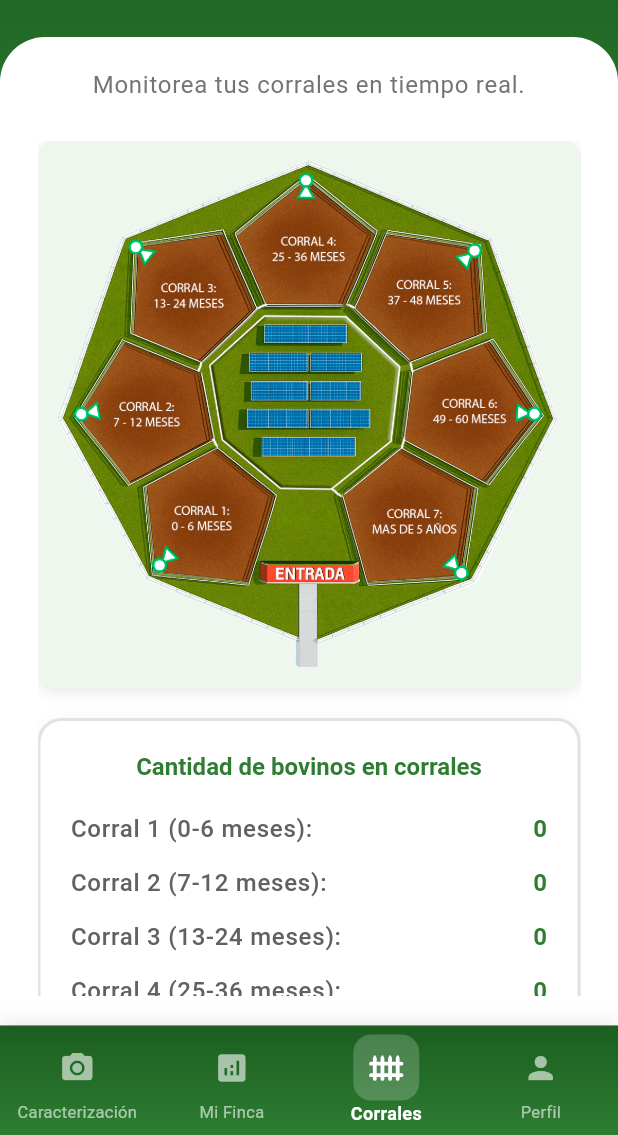
After one commit to Cristhian-Leon1/app_multiplataforma_monitoreo_bovinos_ia, a Flutter app: the HomeView screen opened by its route, item 3 of the bottom bar chosen, on a phone screen of 412 x 824 dp, the part 101-1236 px from its top. The commit adds this screen. Run offline on Flutter 3.47's test engine with Material 3 defaults, Android fonts, the phone set to English and light mode, and no system bars; our stand-ins replace fl_chart, flutter_svg, image_picker, permission_handler, shared_preferences; accounts and stored records are empty.

Commit message:
Implementación de pagina para visualizar monitoreo de corrales

```diff
--- /dev/null
+++ b/lib/presentation/pages/cattle_pens_page.dart
@@ -0,0 +1,185 @@
+import 'package:flutter/material.dart';
+import 'package:provider/provider.dart';
+import '../providers/statistics_provider.dart';
+
+class CattlePensPage extends StatelessWidget {
+  const CattlePensPage({super.key});
+
+  @override
+  Widget build(BuildContext context) {
+    return Padding(
+      padding: const EdgeInsets.symmetric(horizontal: 5),
+      child: Column(
+        children: [
+          Text(
+            'Monitorea tus corrales en tiempo real.',
+            textAlign: TextAlign.center,
+            style: Theme.of(
+              context,
+            ).textTheme.bodyLarge?.copyWith(color: Colors.grey[600]),
+          ),
+          const SizedBox(height: 25),
+
+          // Contenedores en columna
+          Expanded(
+            child: SingleChildScrollView(
+              child: Column(
+                children: [
+                  _buildCorralContainer(
+                    context,
+                    imagePath: 'assets/images/corral_transparente.png',
+                  ),
+                  const SizedBox(height: 20),
+
+                  _buildContentCattlePens(context),
+                ],
+              ),
+            ),
+          ),
+        ],
+      ),
+    );
+  }
+
+  Widget _buildCorralContainer(
+    BuildContext context, {
+    required String imagePath,
+  }) {
+    return Container(
+      width: double.infinity,
+      height: 365,
+      padding: const EdgeInsets.all(0),
+      decoration: BoxDecoration(
+        color: Colors.white,
+        borderRadius: BorderRadius.circular(12),
+        boxShadow: [
+          BoxShadow(
+            color: Colors.black.withValues(alpha: 0.1),
+            blurRadius: 8,
+            offset: const Offset(0, 2),
+          ),
+        ],
+      ),
+      child: Container(
+        decoration: BoxDecoration(
+          color: const Color(0xFF4CAF50).withValues(alpha: 0.1),
+          borderRadius: BorderRadius.circular(12),
+        ),
+        child: Image.asset(imagePath, fit: BoxFit.contain),
+      ),
+    );
+  }
+
+  Widget _buildContentCattlePens(BuildContext context) {
+    return Consumer<StatisticsProvider>(
+      builder: (context, provider, child) {
+        final rangosEdad = provider.totalRangosEdad;
+
+        return Container(
+          width: double.infinity,
+          padding: const EdgeInsets.all(20),
+          decoration: BoxDecoration(
+            color: Colors.white,
+            borderRadius: BorderRadius.circular(16),
+            border: Border.all(
+              color: Colors.grey.withValues(alpha: 0.3),
+              width: 2,
+              style: BorderStyle.solid,
+            ),
+            boxShadow: [
+              BoxShadow(
+                color: Colors.black.withValues(alpha: 0.05),
+                blurRadius: 8,
+                offset: const Offset(0, 2),
+              ),
+            ],
+          ),
+          child: Column(
+            children: [
+              // Título centrado
+              Text(
+                'Cantidad de bovinos en corrales',
+                style: Theme.of(context).textTheme.titleLarge?.copyWith(
+                  fontWeight: FontWeight.bold,
+                  color: const Color(0xFF2E7D32),
+                ),
+                textAlign: TextAlign.center,
+              ),
+              const SizedBox(height: 20),
+
+              // Lista de corrales
+              Column(
+                crossAxisAlignment: CrossAxisAlignment.start,
+                children: [
+                  _buildCorralRow(
+                    context,
+                    'Corral 1 (0-6 meses):',
+                    '${rangosEdad['0-6 meses'] ?? 0}',
+                  ),
+                  const SizedBox(height: 12),
+                  _buildCorralRow(
+                    context,
+                    'Corral 2 (7-12 meses):',
+                    '${rangosEdad['7-12 meses'] ?? 0}',
+                  ),
+                  const SizedBox(height: 12),
+                  _buildCorralRow(
+                    context,
+                    'Corral 3 (13-24 meses):',
+                    '${rangosEdad['13-24 meses'] ?? 0}',
+                  ),
+                  const SizedBox(height: 12),
+                  _buildCorralRow(
+                    context,
+                    'Corral 4 (25-36 meses):',
+                    '${rangosEdad['25-36 meses'] ?? 0}',
+                  ),
+                  const SizedBox(height: 12),
+                  _buildCorralRow(
+                    context,
+                    'Corral 5 (37-48 meses):',
+                    '${rangosEdad['37-48 meses'] ?? 0}',
+                  ),
+                  const SizedBox(height: 12),
+                  _buildCorralRow(
+                    context,
+                    'Corral 6 (49-60 meses):',
+                    '${rangosEdad['49-60 meses'] ?? 0}',
+                  ),
+                  const SizedBox(height: 12),
+                  _buildCorralRow(
+                    context,
+                    'Corral 7 (mas de 5 años):',
+                    '${rangosEdad['Mayores a 60 meses'] ?? 0}',
+                  ),
+                ],
+              ),
+            ],
+          ),
+        );
+      },
+    );
+  }
+
+  Widget _buildCorralRow(BuildContext context, String label, String value) {
+    return Row(
+      mainAxisAlignment: MainAxisAlignment.spaceBetween,
+      children: [
+        Text(
+          label,
+          style: Theme.of(context).textTheme.bodyLarge?.copyWith(
+            fontWeight: FontWeight.w500,
+            color: Colors.grey[700],
+          ),
+        ),
+        Text(
+          value,
+          style: Theme.of(context).textTheme.bodyLarge?.copyWith(
+            fontWeight: FontWeight.bold,
+            color: const Color(0xFF2E7D32),
+          ),
+        ),
+      ],
+    );
+  }
+}
--- a/lib/presentation/views/home_view.dart
+++ b/lib/presentation/views/home_view.dart
@@ -1,5 +1,7 @@
+import 'package:app_multiplataforma_monitoreo_bovinos_ia/presentation/pages/cattle_pens_page.dart';
 import 'package:flutter/material.dart';
 import 'package:provider/provider.dart';
+import 'package:flutter_svg/flutter_svg.dart';
 import '../providers/auth_provider.dart';
 import '../providers/statistics_provider.dart';
 import '../../core/app_localizations.dart';
@@ -173,6 +175,8 @@ class _HomeViewState extends State<HomeView> {
       case 1:
         return const StatisticsPage();
       case 2:
+        return const CattlePensPage();
+      case 3:
         return ProfilePage(authProvider: authProvider, homeContext: context);
       default:
         return const CattleIdentificationPage();
@@ -248,6 +252,29 @@ class _HomeViewState extends State<HomeView> {
                       borderRadius: BorderRadius.circular(12),
                     )
                   : null,
+              child: SvgPicture.asset(
+                'assets/icons/icono_cerca.svg',
+                width: 28,
+                height: 28,
+                colorFilter: ColorFilter.mode(
+                  _currentIndex == 2
+                      ? Colors.white
+                      : Colors.white.withValues(alpha: 0.6),
+                  BlendMode.srcIn,
+                ),
+              ),
+            ),
+            label: 'Corrales',
+          ),
+          BottomNavigationBarItem(
+            icon: Container(
+              padding: const EdgeInsets.all(8),
+              decoration: _currentIndex == 3
+                  ? BoxDecoration(
+                      color: Colors.white.withValues(alpha: 0.2),
+                      borderRadius: BorderRadius.circular(12),
+                    )
+                  : null,
               child: const Icon(Icons.person, size: 24),
             ),
             label: 'Perfil',
--- a/lib/presentation/widgets/pose_results_widget.dart
+++ b/lib/presentation/widgets/pose_results_widget.dart
@@ -476,7 +476,7 @@ class PoseResultsDialog extends StatelessWidget {
                               ? (i <= 2
                                     ? identificationResults[i]
                                     : i >= 3 && i <= 7
-                                    ? "${identificationResults[i]} ${i == 6 ? 'px' : 'px'}"
+                                    ? "${identificationResults[i]} ${i == 6 ? 'cms' : 'cms'}"
                                     : i == 8
                                     ? "${identificationResults[i]} meses"
                                     : "${identificationResults[i]} kg")
--- a/pubspec.yaml
+++ b/pubspec.yaml
@@ -21,6 +21,7 @@ dependencies:
   permission_handler: ^11.0.1
   image: ^4.1.7
   fl_chart: ^0.68.0
+  flutter_svg: ^2.2.0
 
 dev_dependencies:
   flutter_test:
@@ -37,7 +38,7 @@ flutter:
 
   assets:
     - assets/images/
-  #   - images/a_dot_ham.jpeg
+    - assets/icons/
 
   # An image asset can refer to one or more resolution-specific "variants", see
   # https://flutter.dev/to/resolution-aware-images
```
Also changed, not shown: lib/presentation/pages/statistics_page.dart (+10 -1 lines), lib/presentation/widgets/breed_filter_charts_widget.dart (+19 -3 lines), lib/presentation/widgets/card_widget.dart (+10 -5 lines), lib/presentation/widgets/statistics_charts_widget.dart (+23 -5 lines), assets/icons/icono_cerca.svg (added), assets/icons/icono_generos.svg (added), assets/icons/icono_peso.svg (added), assets/icons/icono_vaca.svg (added), assets/images/corral_transparente.png (added), pubspec.lock.
